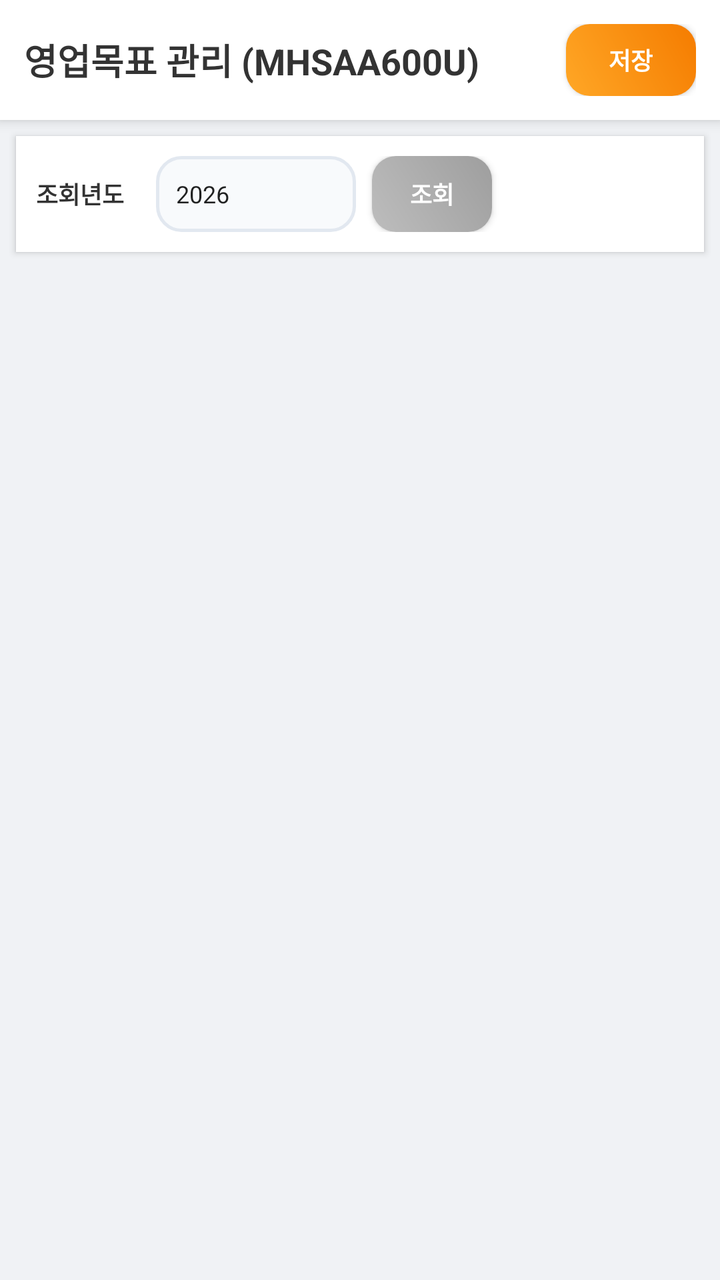
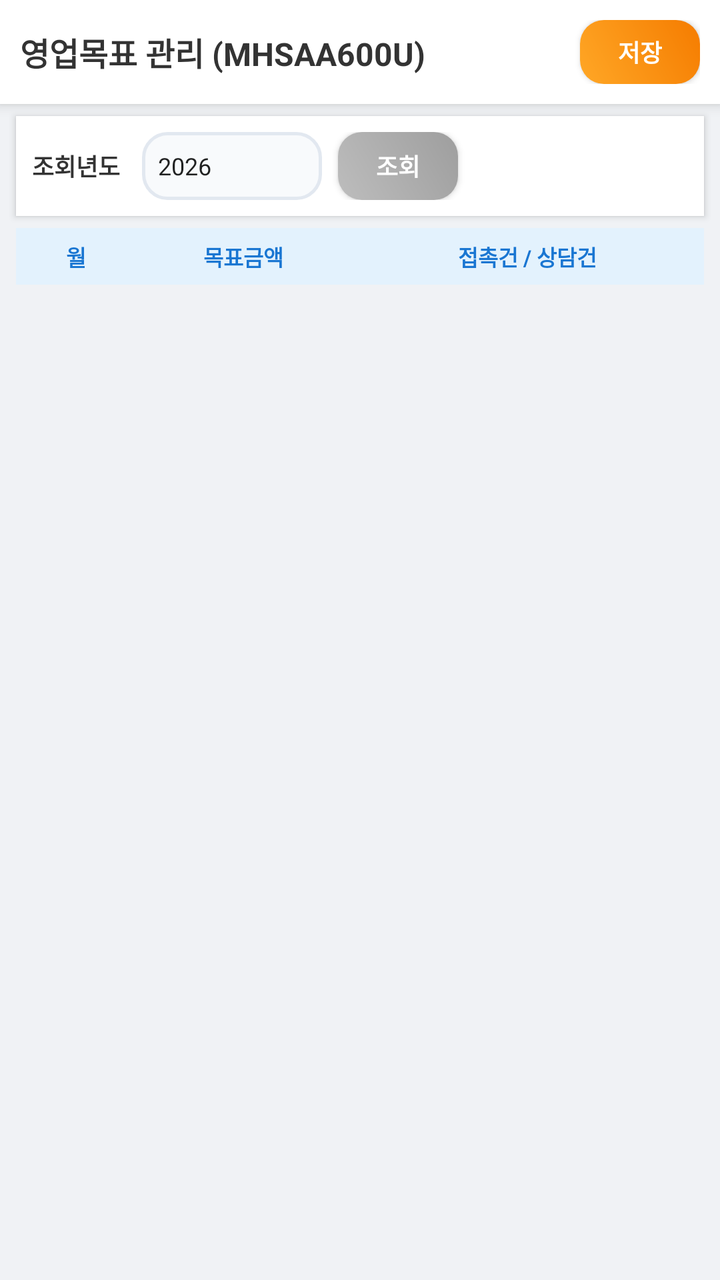

The first picture is an Android layout as it rendered before a commit; the second is the same layout after the commit. The layout source and the unified diff follow.
<!-- AndroidManifest.xml: application theme Theme.SmartERP -->
<!-- res/layout/activity_mhsaa600u.xml -->
<?xml version="1.0" encoding="utf-8"?>
<LinearLayout xmlns:android="http://schemas.android.com/apk/res/android"
    android:layout_width="match_parent"
    android:layout_height="match_parent"
    android:orientation="vertical"
    android:background="#F0F2F5"
    android:importantForAutofill="noExcludeDescendants">

    
    <LinearLayout
        android:layout_width="match_parent"
        android:layout_height="wrap_content"
        android:background="#FFFFFF"
        android:padding="12dp"
        android:elevation="4dp"
        android:gravity="center_vertical"
        android:orientation="horizontal">

        <TextView
            android:id="@+id/tvHeaderTitle"
            android:layout_width="0dp"
            android:layout_height="wrap_content"
            android:layout_weight="1"
            android:text="영업목표 관리 (MHSAA600U)"
            android:textSize="18sp"
            android:textStyle="bold"
            android:textColor="#333333"/>

        <androidx.appcompat.widget.AppCompatButton
            android:id="@+id/btnSave"
            android:layout_width="65dp"
            android:layout_height="36dp"
            android:background="@drawable/bg_button_gradient_orange"
            android:text="저장"
            android:textColor="#FFFFFF"
            android:textSize="12sp"
            android:textStyle="bold"/>
    </LinearLayout>

    
    <LinearLayout
        android:layout_width="match_parent"
        android:layout_height="wrap_content"
        android:orientation="horizontal"
        android:padding="10dp"
        android:background="#FFFFFF"
        android:layout_margin="8dp"
        android:elevation="2dp"
        android:gravity="center_vertical">

        <TextView
            android:layout_width="60dp"
            android:layout_height="wrap_content"
            android:text="조회년도"
            android:textSize="12sp"
            android:textColor="#333333"
            android:textStyle="bold"/>

        <EditText
            android:id="@+id/etYear"
            android:layout_width="100dp"
            android:layout_height="38dp"
            android:background="@drawable/bg_input_field"
            android:inputType="number"
            android:paddingStart="10dp"
            android:textSize="12sp"
            android:text="2026"/>

        <androidx.appcompat.widget.AppCompatButton
            android:id="@+id/btnSearch"
            android:layout_width="60dp"
            android:layout_height="38dp"
            android:layout_marginStart="8dp"
            android:background="@drawable/bg_button_gradient_gray"
            android:text="조회"
            android:textColor="#FFFFFF"
            android:textSize="12sp"
            android:textStyle="bold"/>
    </LinearLayout>

    
    <ListView
        android:id="@+id/lvTargets"
        android:layout_width="match_parent"
        android:layout_height="0dp"
        android:layout_weight="1"
        android:divider="@android:color/transparent"
        android:dividerHeight="6dp"
        android:paddingHorizontal="8dp"/>

</LinearLayout>
<!-- resources referenced by this layout -->
<resources>
  <!-- drawable bg_button_gradient_gray (drawable) -->
  <?xml version="1.0" encoding="utf-8"?>
  <shape xmlns:android="http://schemas.android.com/apk/res/android">
      <gradient
          android:startColor="#BDBDBD"
          android:endColor="#9E9E9E"
          android:angle="45"/>
      <corners android:radius="12dp"/>
  </shape>
  <!-- drawable bg_button_gradient_orange (drawable) -->
  <?xml version="1.0" encoding="utf-8"?>
  <shape xmlns:android="http://schemas.android.com/apk/res/android">
      <gradient
          android:startColor="#FFA726"
          android:endColor="#F57C00"
          android:angle="45"/>
      <corners android:radius="12dp"/>
  </shape>
  <!-- drawable bg_input_field (drawable) -->
  <?xml version="1.0" encoding="utf-8"?>
  <shape xmlns:android="http://schemas.android.com/apk/res/android">
      <solid android:color="@color/input_bg"/>
      <corners android:radius="12dp"/>
      <stroke android:width="1.5dp" android:color="@color/input_border"/>
  </shape>
  <style name="Theme.SmartERP" parent="Theme.AppCompat.Light.NoActionBar">
          
          <item name="colorPrimary">@color/smart_blue</item>
          <item name="colorPrimaryDark">@color/smart_blue</item>
          <item name="colorAccent">@color/core_amber</item>
  
          
          <item name="android:windowBackground">@color/login_bg_end</item>
  
          
          <item name="android:forceDarkAllowed" tools:targetApi="q">false</item>
      </style>
  <color name="input_bg">#F8FAFC</color>
  <color name="input_border">#E2E8F0</color>
  <color name="smart_blue">#005a9f</color>
  <color name="core_amber">#ffc107</color>
  <color name="login_bg_end">#f0f4f8</color>
</resources>

<!-- the commit's change to res/layout/activity_mhsaa600u.xml (unified diff, before → after) -->
@@ -11,7 +11,7 @@
         android:layout_width="match_parent"
         android:layout_height="wrap_content"
         android:background="#FFFFFF"
-        android:padding="12dp"
+        android:padding="10dp"
         android:elevation="4dp"
         android:gravity="center_vertical"
         android:orientation="horizontal">
@@ -22,14 +22,14 @@
             android:layout_height="wrap_content"
             android:layout_weight="1"
             android:text="영업목표 관리 (MHSAA600U)"
-            android:textSize="18sp"
+            android:textSize="16sp"
             android:textStyle="bold"
             android:textColor="#333333"/>
 
         <androidx.appcompat.widget.AppCompatButton
             android:id="@+id/btnSave"
-            android:layout_width="65dp"
-            android:layout_height="36dp"
+            android:layout_width="60dp"
+            android:layout_height="32dp"
             android:background="@drawable/bg_button_gradient_orange"
             android:text="저장"
             android:textColor="#FFFFFF"
@@ -42,14 +42,15 @@
         android:layout_width="match_parent"
         android:layout_height="wrap_content"
         android:orientation="horizontal"
-        android:padding="10dp"
+        android:padding="8dp"
         android:background="#FFFFFF"
-        android:layout_margin="8dp"
+        android:layout_marginHorizontal="8dp"
+        android:layout_marginTop="6dp"
         android:elevation="2dp"
         android:gravity="center_vertical">
 
         <TextView
-            android:layout_width="60dp"
+            android:layout_width="55dp"
             android:layout_height="wrap_content"
             android:text="조회년도"
             android:textSize="12sp"
@@ -58,18 +59,18 @@
 
         <EditText
             android:id="@+id/etYear"
-            android:layout_width="100dp"
-            android:layout_height="38dp"
+            android:layout_width="90dp"
+            android:layout_height="34dp"
             android:background="@drawable/bg_input_field"
             android:inputType="number"
-            android:paddingStart="10dp"
+            android:paddingStart="8dp"
             android:textSize="12sp"
             android:text="2026"/>
 
         <androidx.appcompat.widget.AppCompatButton
             android:id="@+id/btnSearch"
             android:layout_width="60dp"
-            android:layout_height="38dp"
+            android:layout_height="34dp"
             android:layout_marginStart="8dp"
             android:background="@drawable/bg_button_gradient_gray"
             android:text="조회"
@@ -79,13 +80,58 @@
     </LinearLayout>
 
     
+    <LinearLayout
+        android:layout_width="match_parent"
+        android:layout_height="wrap_content"
+        android:orientation="horizontal"
+        android:background="#E3F2FD"
+        android:paddingVertical="6dp"
+        android:paddingHorizontal="12dp"
+        android:layout_marginHorizontal="8dp"
+        android:layout_marginTop="6dp"
+        android:gravity="center_vertical">
+
+        <TextView
+            android:layout_width="36dp"
+            android:layout_height="wrap_content"
+            android:text="월"
+            android:textSize="11sp"
+            android:textStyle="bold"
+            android:textColor="#1976D2"
+            android:gravity="center"/>
+
+        <TextView
+            android:layout_width="0dp"
+            android:layout_height="wrap_content"
+            android:layout_weight="1.3"
+            android:text="목표금액"
+            android:textSize="11sp"
+            android:textStyle="bold"
+            android:textColor="#1976D2"
+            android:gravity="center"
+            android:layout_marginStart="4dp"
+            android:layout_marginEnd="4dp"/>
+
+        <TextView
+            android:layout_width="0dp"
+            android:layout_height="wrap_content"
+            android:layout_weight="1.6"
+            android:text="접촉건 / 상담건"
+            android:textSize="11sp"
+            android:textStyle="bold"
+            android:textColor="#1976D2"
+            android:gravity="center"/>
+    </LinearLayout>
+
+    
     <ListView
         android:id="@+id/lvTargets"
         android:layout_width="match_parent"
         android:layout_height="0dp"
         android:layout_weight="1"
         android:divider="@android:color/transparent"
-        android:dividerHeight="6dp"
-        android:paddingHorizontal="8dp"/>
+        android:dividerHeight="2dp"
+        android:paddingHorizontal="8dp"
+        android:paddingTop="2dp"/>
 
 </LinearLayout>
